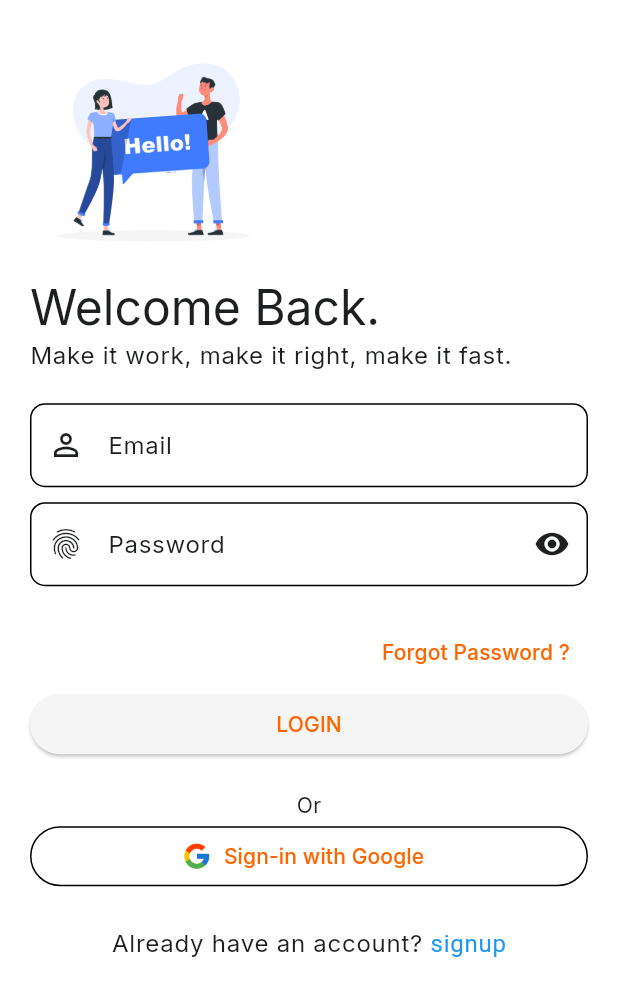
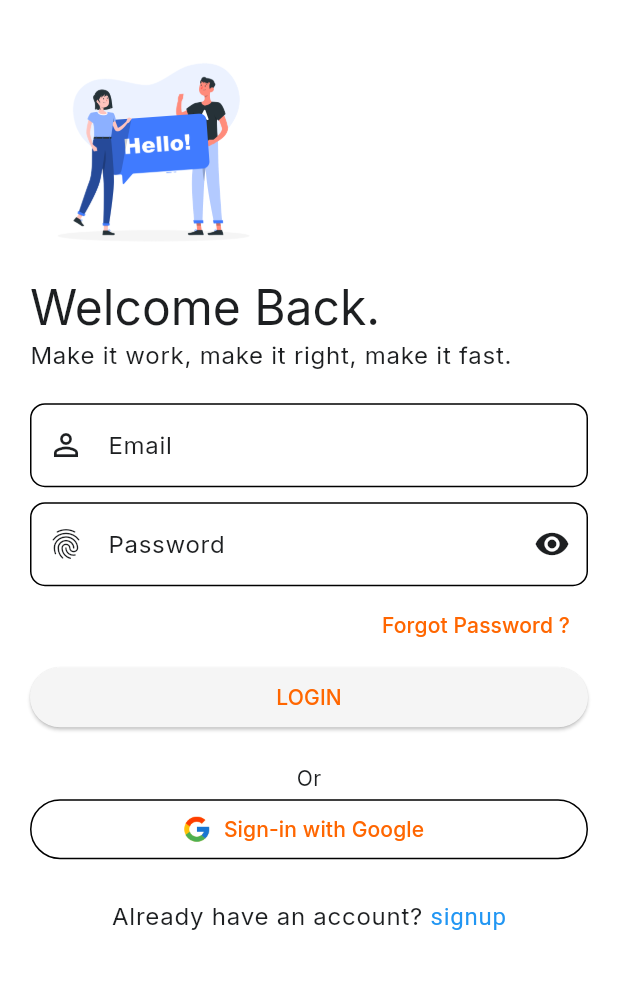
Before and after one commit to Josiskino/Tourism_App, a Flutter app: the LoginScreen screen opened directly, on a phone screen of 412 x 824 dp. Shown: the top 996 px of the screen. Run offline on Flutter 3.47's test engine with Material 3 defaults, Android fonts, the phone set to English and light mode, and no system bars; our stand-ins replace dio, dots_indicator, equatable, flutter_bloc, flutter_screenutil, fpdart and 7 more; accounts and stored records are empty.

Commit message:
Upadate login screen view and

```diff
--- a/lib/core/constants/api_constant.dart
+++ b/lib/core/constants/api_constant.dart
@@ -1,6 +1,7 @@
 class ApiConstant {
   ApiConstant._();
 
-  static const host = "https://ce4b-102-64-164-171.ngrok-free.app";
+  static const host = "https://d6d5-102-64-164-171.ngrok-free.app";
   static const baseUrl = "$host/api/V1/";
+
 }
--- a/lib/features/auth/presentation/bloc/auth_bloc.dart
+++ b/lib/features/auth/presentation/bloc/auth_bloc.dart
@@ -10,6 +10,7 @@ part 'auth_event.dart';
 part 'auth_state.dart';
 
 class AuthBloc extends Bloc<AuthEvent, AuthState> {
+
   final RegisterTouristUseCase _registerTouristUseCase;
   final RegisterAgencyUseCase _registerAgencyUseCase;
   final LoginTouristUseCase _loginTouristUseCase;
@@ -45,7 +46,7 @@ class AuthBloc extends Bloc<AuthEvent, AuthState> {
     res.fold(
       (failure) => emit(AuthFailure(failure.message)),
       (_) => emit(const AuthSuccess(
-          null)), // Vous pouvez ajuster en fonction de ce que vous voulez retourner
+          null),), // Vous pouvez ajuster en fonction de ce que vous voulez retourner
     );
   }
 
--- a/lib/features/auth/presentation/pages/login/login.dart
+++ b/lib/features/auth/presentation/pages/login/login.dart
@@ -2,6 +2,7 @@ import 'package:flutter/material.dart';
 import 'package:flutter_bloc/flutter_bloc.dart';
 import 'package:myapp/core/util/show_snackbar.dart';
 import 'package:myapp/features/auth/presentation/bloc/auth_bloc.dart';
+import 'package:myapp/main_screen/main_screen.dart';
 
 import 'widgets/login_footer_widget.dart';
 import 'widgets/login_form_widget.dart';
@@ -21,7 +22,10 @@ class LoginScreen extends StatelessWidget {
             if (state is AuthFailure) {
               showSnackBar(context, state.message);
             } else if (state is AuthSuccess) {
-              Navigator.pushNamed(context, '/home');
+              Navigator.push(
+                context,
+                MaterialPageRoute(builder: (context) =>  MainScreen()),
+              );
             }
           },
           child: SingleChildScrollView(
--- a/lib/features/auth/presentation/pages/login/widgets/login_form_widget.dart
+++ b/lib/features/auth/presentation/pages/login/widgets/login_form_widget.dart
@@ -3,13 +3,25 @@ import 'package:flutter_bloc/flutter_bloc.dart';
 import 'package:myapp/core/constants/text_strings.dart';
 import 'package:myapp/features/auth/presentation/bloc/auth_bloc.dart';
 
-class LoginForm extends StatelessWidget {
-  LoginForm({
-    super.key,
-  });
+class LoginForm extends StatefulWidget {
+  const LoginForm({Key? key}) : super(key: key);
 
+  @override
+  _LoginFormState createState() => _LoginFormState();
+}
+
+class _LoginFormState extends State<LoginForm> {
+  // Initialisation des contrôleurs de texte
   final TextEditingController emailController = TextEditingController();
   final TextEditingController passwordController = TextEditingController();
+
+  @override
+  void dispose() {
+    // Nettoyage des contrôleurs lors de la suppression du widget
+    emailController.dispose();
+    passwordController.dispose();
+    super.dispose();
+  }
 
   @override
   Widget build(BuildContext context) {
@@ -30,9 +42,7 @@ class LoginForm extends StatelessWidget {
                 ),
               ),
             ),
-            const SizedBox(
-              height: 10,
-            ),
+            const SizedBox(height: 10),
             TextFormField(
               controller: passwordController,
               decoration: InputDecoration(
@@ -43,13 +53,12 @@ class LoginForm extends StatelessWidget {
                   borderRadius: BorderRadius.circular(10),
                 ),
                 suffixIcon: IconButton(
-                    onPressed: () {},
-                    icon: const Icon(Icons.remove_red_eye_sharp)),
+                  onPressed: () {},
+                  icon: const Icon(Icons.remove_red_eye_sharp),
+                ),
               ),
             ),
-            const SizedBox(
-              height: 20,
-            ),
+            const SizedBox(height: 2),
             Align(
               alignment: Alignment.centerRight,
               child: TextButton(
@@ -59,11 +68,11 @@ class LoginForm extends StatelessWidget {
             ),
             SizedBox(
               width: double.infinity,
-              //height: 50,
               child: ElevatedButton(
                 onPressed: () {
                   final email = emailController.text;
                   final password = passwordController.text;
+
                   context.read<AuthBloc>().add(
                         LoginEvent(
                           email: email,
--- a/lib/init_dependancies.dart
+++ b/lib/init_dependancies.dart
@@ -21,11 +21,13 @@ import 'core/constants/api_constant.dart';
 final sl = GetIt.instance;
 
 Future<void> initDependencies() async {
+
   // External
   sl.registerLazySingleton<Dio>(
     () => Dio(
       BaseOptions(
         baseUrl: ApiConstant.baseUrl,
+        responseType: ResponseType.json,
       ),
     ),
   );
@@ -42,6 +44,7 @@ Future<void> initDependencies() async {
   sl.registerLazySingleton<TouristRepository>(
     () => TouristRepositoryImpl(remoteDataSource: sl()),
   );
+
   sl.registerLazySingleton<AgencyRepository>(
     () => AgencyRepositoryImpl(remoteDataSource: sl()),
   );
--- a/lib/main.dart
+++ b/lib/main.dart
@@ -69,8 +69,8 @@ class MyApp extends StatelessWidget {
                 darkTheme: darkThemeData(context),
                 themeMode: ThemeMode.system,
                 //home: const Calendar(),
-                home: MainScreen(),
-                //home: const LoginScreen(),
+                //home: MainScreen(),
+                home: const LoginScreen(),
 
                 //home: OnboardScreen(),
                 //home: const TripScreen(),
--- a/lib/profil/profil_screen.dart
+++ b/lib/profil/profil_screen.dart
@@ -28,6 +28,7 @@ class _ProfilScreenState extends State<ProfilScreen> {
   // Function to submit the form
   void _submitForm() {
     if (_formKey.currentState!.validate()) {
+
       // Save the form and perform update action
       _formKey.currentState!.save();
 
```
Also changed, not shown: pubspec.lock.
